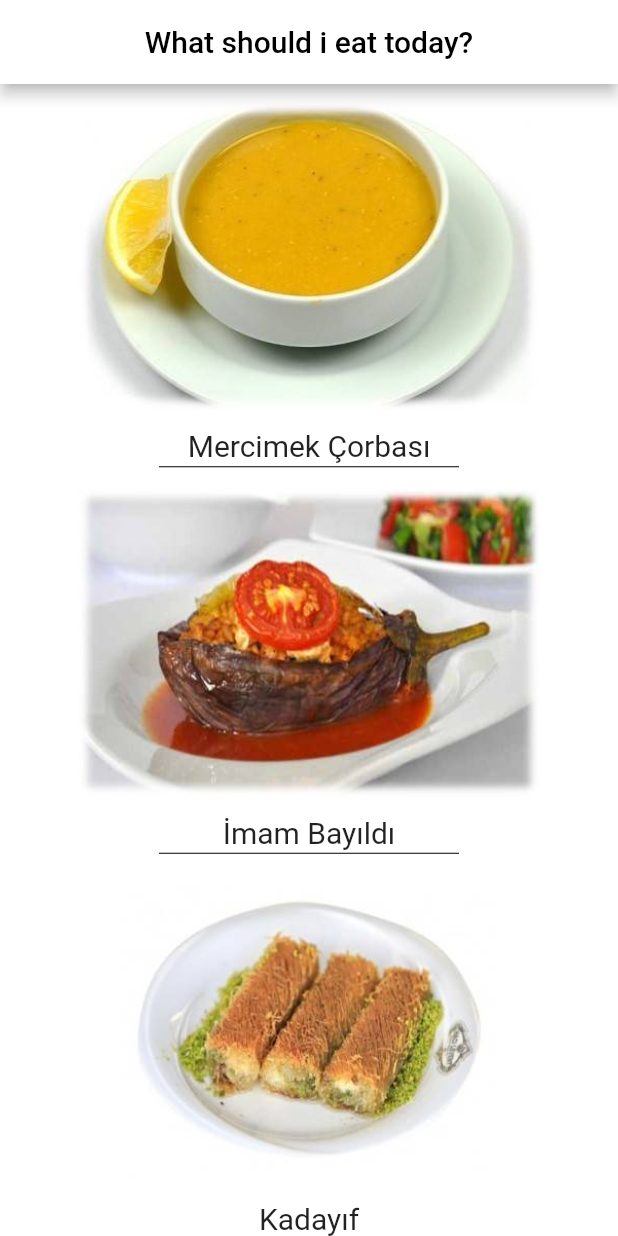
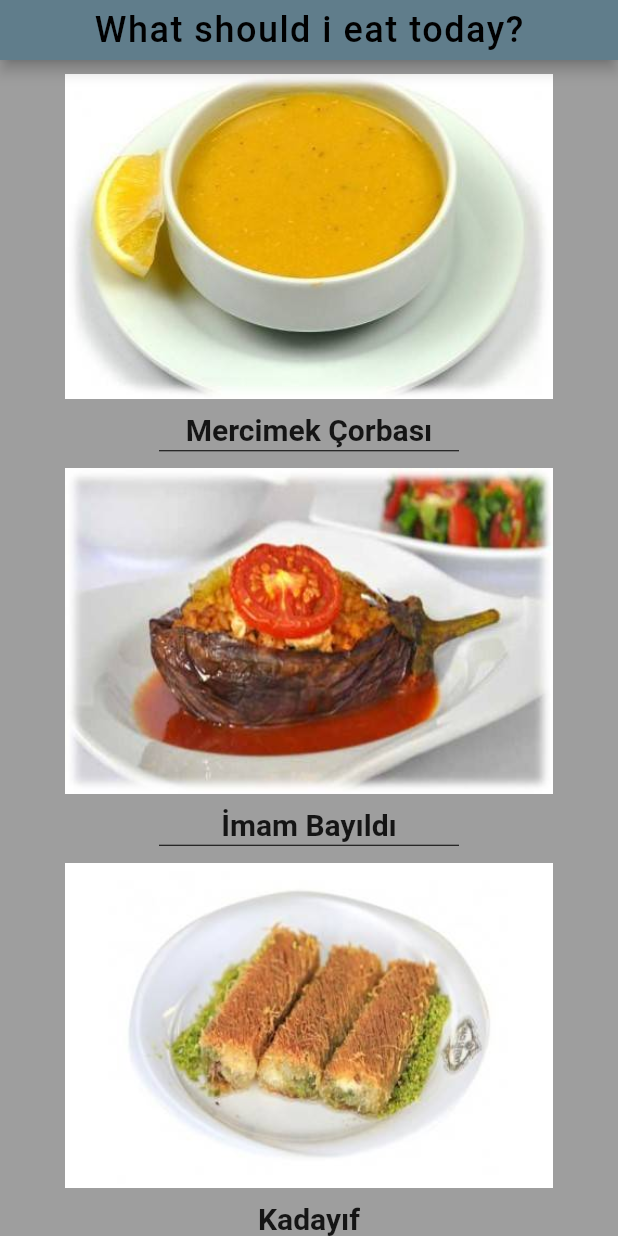
Before and after one commit to AhmetBahaCepni/FlutterBeginner, a Flutter app: the screen it shows after launch, on a phone screen of 412 x 824 dp. Run offline on Flutter 3.47's test engine with Material 2 defaults, Android fonts, the phone set to English and light mode, and no system bars; our stand-ins replace audioplayers.

Commit message:
FlatButton to TextButton and some upgrades

```diff
--- a/yemek_listesi/lib/main.dart
+++ b/yemek_listesi/lib/main.dart
@@ -1,5 +1,6 @@
 import 'dart:math';
 
+import 'package:flutter/cupertino.dart';
 import 'package:flutter/material.dart';
 
 void main() {
@@ -13,13 +14,15 @@ class MyApp extends StatelessWidget {
   Widget build(BuildContext context) {
     return MaterialApp(
       home: Scaffold(
-        backgroundColor: Colors.white,
+        backgroundColor: Colors.grey,
         appBar: AppBar(
-          backgroundColor: Colors.white,
+          toolbarHeight: 40,
+          backgroundColor: Colors.blueGrey,
           centerTitle: true,
           title: Text(
             "What should i eat today?",
-            style: TextStyle(color: Colors.black),
+            style:
+                TextStyle(color: Colors.black, fontSize: 24, letterSpacing: 1),
           ),
         ),
         body: FoodPage(),
@@ -37,6 +40,7 @@ class _FoodPageState extends State<FoodPage> {
   int corbaNo = 1;
   int yemekNo = 1;
   int tatliNo = 1;
+  int temp = 0;
   List<String> corbalistesi = [
     "Mercimek Çorbası",
     "Tarhana Çorbası",
@@ -65,56 +69,63 @@ class _FoodPageState extends State<FoodPage> {
         children: <Widget>[
           Expanded(
               child: Padding(
-            padding: const EdgeInsets.all(12.0),
-            child: FlatButton(
-                highlightColor: Colors.white,
-                splashColor: Colors.white,
+            padding: const EdgeInsets.all(1.0),
+            child: TextButton(
               onPressed: () {
                 setState(() {
+                  temp = corbaNo;
+                  while (corbaNo == temp) {
                     corbaNo = Random().nextInt(5) + 1;
+                  }
                 });
               },
-                child: Image.asset("assets/corba_$corbaNo.jpg")),
+              child: Image(
+                  image: AssetImage(
+                "assets/corba_$corbaNo.jpg",
+              )),
+            ),
           )),
           Text(
             "${corbalistesi[corbaNo - 1]}",
-            style: TextStyle(fontSize: 20),
+            style: TextStyle(fontSize: 20, fontWeight: FontWeight.w700),
           ),
           Container(width: 200, child: Divider(height: 5, color: Colors.black)),
           Expanded(
               child: Padding(
-            padding: const EdgeInsets.all(12.0),
-            child: FlatButton(
-                highlightColor: Colors.white,
-                splashColor: Colors.white,
+            padding: const EdgeInsets.all(1),
+            child: TextButton(
                 onPressed: () {
                   setState(() {
+                    temp = yemekNo;
+                    while (yemekNo == temp) {
                       yemekNo = Random().nextInt(5) + 1;
+                    }
                   });
                 },
                 child: Image.asset("assets/yemek_$yemekNo.jpg")),
           )),
           Text(
             "${yemeklistesi[yemekNo - 1]}",
-            style: TextStyle(fontSize: 20),
+            style: TextStyle(fontSize: 20, fontWeight: FontWeight.w700),
           ),
           Container(width: 200, child: Divider(height: 5, color: Colors.black)),
           Expanded(
               child: Padding(
-            padding: const EdgeInsets.all(12.0),
-            child: FlatButton(
-                highlightColor: Colors.white,
-                splashColor: Colors.white,
+            padding: const EdgeInsets.all(1),
+            child: TextButton(
                 onPressed: () {
                   setState(() {
+                    temp = tatliNo;
+                    while (tatliNo == temp) {
                       tatliNo = Random().nextInt(5) + 1;
+                    }
                   });
                 },
                 child: Image.asset("assets/tatli_$tatliNo.jpg")),
           )),
           Text(
             "${tatlilistesi[tatliNo - 1]}",
-            style: TextStyle(fontSize: 20),
+            style: TextStyle(fontSize: 20, fontWeight: FontWeight.w700),
           ),
         ],
       ),
```
Lines whose indentation alone changed are shown as unchanged.
